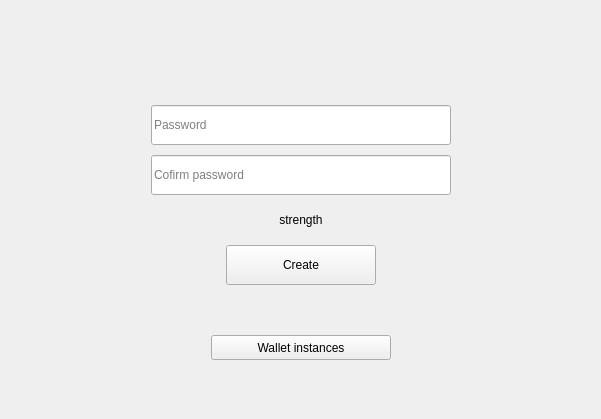
Old version of the form windows/a_initaccount.ui in the repository mwcproject/mwc-qt-wallet.
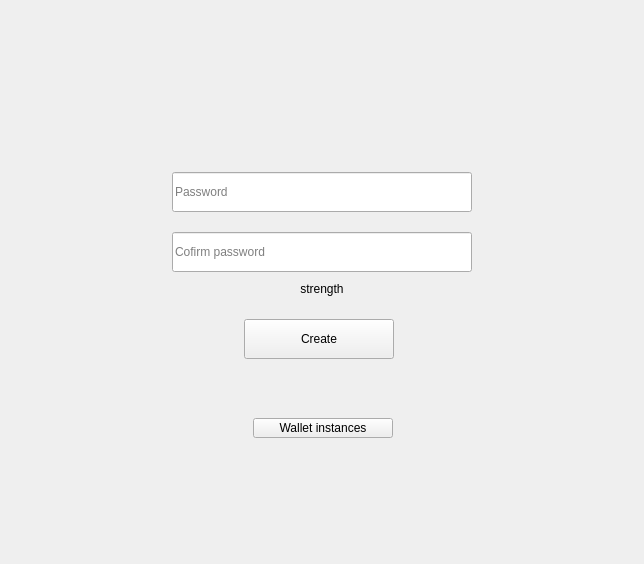
New version of the form. Icons and pictures are not drawn. Custom widgets are drawn as their Qt base class.

```diff
--- a/windows/a_initaccount.ui
+++ b/windows/a_initaccount.ui
@@ -6,14 +6,14 @@
    <rect>
     <x>0</x>
     <y>0</y>
-    <width>601</width>
-    <height>419</height>
+    <width>644</width>
+    <height>564</height>
    </rect>
   </property>
   <property name="windowTitle">
    <string>Form</string>
   </property>
-  <layout class="QVBoxLayout" name="verticalLayout" stretch="1,0,1,0,2">
+  <layout class="QVBoxLayout" name="verticalLayout" stretch="2,0,1,0,3">
    <item>
     <spacer name="verticalSpacer_3">
      <property name="orientation">
@@ -102,7 +102,7 @@
     </spacer>
    </item>
    <item>
-    <layout class="QHBoxLayout" name="horizontalLayout_4" stretch="1,0,1">
+    <layout class="QHBoxLayout" name="horizontalLayout">
      <item>
       <spacer name="horizontalSpacer_4">
        <property name="orientation">
@@ -121,10 +121,16 @@
      </item>
      <item>
       <widget class="QFrame" name="frame">
+       <property name="minimumSize">
+        <size>
+         <width>300</width>
+         <height>272</height>
+        </size>
+       </property>
        <property name="maximumSize">
         <size>
          <width>300</width>
-         <height>16777215</height>
+         <height>272</height>
         </size>
        </property>
        <property name="frameShape">
@@ -133,24 +139,15 @@
        <property name="frameShadow">
         <enum>QFrame::Plain</enum>
        </property>
-       <layout class="QVBoxLayout" name="verticalLayout_2">
-        <property name="spacing">
-         <number>10</number>
-        </property>
-        <property name="leftMargin">
-         <number>0</number>
-        </property>
-        <property name="topMargin">
-         <number>0</number>
-        </property>
-        <property name="rightMargin">
-         <number>0</number>
-        </property>
-        <property name="bottomMargin">
-         <number>0</number>
-        </property>
-        <item>
          <widget class="control::MwcLineEditNormal" name="password1Edit">
+        <property name="geometry">
+         <rect>
+          <x>0</x>
+          <y>3</y>
+          <width>300</width>
+          <height>40</height>
+         </rect>
+        </property>
           <property name="sizePolicy">
            <sizepolicy hsizetype="Fixed" vsizetype="Fixed">
             <horstretch>0</horstretch>
@@ -194,9 +191,15 @@
            <string>Password</string>
           </property>
          </widget>
-        </item>
-        <item>
          <widget class="control::MwcLineEditNormal" name="password2Edit">
+        <property name="geometry">
+         <rect>
+          <x>0</x>
+          <y>63</y>
+          <width>300</width>
+          <height>40</height>
+         </rect>
+        </property>
           <property name="minimumSize">
            <size>
             <width>300</width>
@@ -216,9 +219,15 @@
            <string>Cofirm password</string>
           </property>
          </widget>
-        </item>
-        <item>
          <widget class="control::MwcLabelSmall" name="strengthLabel">
+        <property name="geometry">
+         <rect>
+          <x>0</x>
+          <y>105</y>
+          <width>300</width>
+          <height>30</height>
+         </rect>
+        </property>
           <property name="minimumSize">
            <size>
             <width>300</width>
@@ -232,12 +241,14 @@
            </size>
           </property>
           <property name="styleSheet">
-           <string notr="true">font-size: 12px;
-line-height: 18px;</string>
+         <string notr="true"/>
           </property>
           <property name="text">
            <string>strength</string>
           </property>
+        <property name="textFormat">
+         <enum>Qt::AutoText</enum>
+        </property>
           <property name="alignment">
            <set>Qt::AlignCenter</set>
           </property>
@@ -245,24 +256,15 @@
            <bool>true</bool>
           </property>
          </widget>
-        </item>
-        <item>
-         <layout class="QHBoxLayout" name="horizontalLayout">
-          <item>
-           <spacer name="horizontalSpacer">
-            <property name="orientation">
-             <enum>Qt::Horizontal</enum>
-            </property>
-            <property name="sizeHint" stdset="0">
-             <size>
-              <width>40</width>
-              <height>20</height>
-             </size>
-            </property>
-           </spacer>
-          </item>
-          <item>
            <widget class="control::MwcPushButtonNormal" name="submitButton">
+        <property name="geometry">
+         <rect>
+          <x>72</x>
+          <y>150</y>
+          <width>150</width>
+          <height>40</height>
+         </rect>
+        </property>
             <property name="minimumSize">
              <size>
               <width>150</width>
@@ -288,88 +290,39 @@
              <bool>false</bool>
             </property>
            </widget>
-          </item>
-          <item>
-           <spacer name="horizontalSpacer_2">
-            <property name="orientation">
-             <enum>Qt::Horizontal</enum>
-            </property>
-            <property name="sizeHint" stdset="0">
-             <size>
-              <width>40</width>
+       <widget class="control::MwcPushButtonTinyUnderline" name="instancesButton">
+        <property name="geometry">
+         <rect>
+          <x>81</x>
+          <y>249</y>
+          <width>140</width>
               <height>20</height>
-             </size>
-            </property>
-           </spacer>
-          </item>
-         </layout>
-        </item>
-        <item>
-         <spacer name="verticalSpacer_4">
-          <property name="orientation">
-           <enum>Qt::Vertical</enum>
-          </property>
-          <property name="sizeType">
-           <enum>QSizePolicy::Fixed</enum>
-          </property>
-          <property name="sizeHint" stdset="0">
-           <size>
-            <width>20</width>
-            <height>40</height>
-           </size>
-          </property>
-         </spacer>
-        </item>
-        <item>
-         <layout class="QHBoxLayout" name="horizontalLayout_2">
-          <item>
-           <spacer name="horizontalSpacer_7">
-            <property name="orientation">
-             <enum>Qt::Horizontal</enum>
-            </property>
-            <property name="sizeHint" stdset="0">
-             <size>
-              <width>40</width>
-              <height>20</height>
-             </size>
-            </property>
-           </spacer>
-          </item>
-          <item>
-           <widget class="control::MwcPushButtonSmall" name="instancesButton">
+         </rect>
+        </property>
             <property name="minimumSize">
              <size>
-              <width>180</width>
-              <height>25</height>
+          <width>140</width>
+          <height>20</height>
              </size>
             </property>
             <property name="maximumSize">
              <size>
-              <width>180</width>
-              <height>25</height>
-             </size>
-            </property>
+          <width>140</width>
+          <height>20</height>
+         </size>
+        </property>
+        <property name="font">
+         <font>
+          <underline>false</underline>
+         </font>
+        </property>
+        <property name="styleSheet">
+         <string notr="true"/>
+        </property>
             <property name="text">
              <string>Wallet instances</string>
             </property>
            </widget>
-          </item>
-          <item>
-           <spacer name="horizontalSpacer_8">
-            <property name="orientation">
-             <enum>Qt::Horizontal</enum>
-            </property>
-            <property name="sizeHint" stdset="0">
-             <size>
-              <width>40</width>
-              <height>20</height>
-             </size>
-            </property>
-           </spacer>
-          </item>
-         </layout>
-        </item>
-       </layout>
       </widget>
      </item>
      <item>
@@ -422,7 +375,7 @@
    <header>control/MwcLabel.h</header>
   </customwidget>
   <customwidget>
-   <class>control::MwcPushButtonSmall</class>
+   <class>control::MwcPushButtonTinyUnderline</class>
    <extends>QPushButton</extends>
    <header>control/MwcPushButton.h</header>
   </customwidget>
```
Lines whose indentation alone changed are shown as unchanged.
